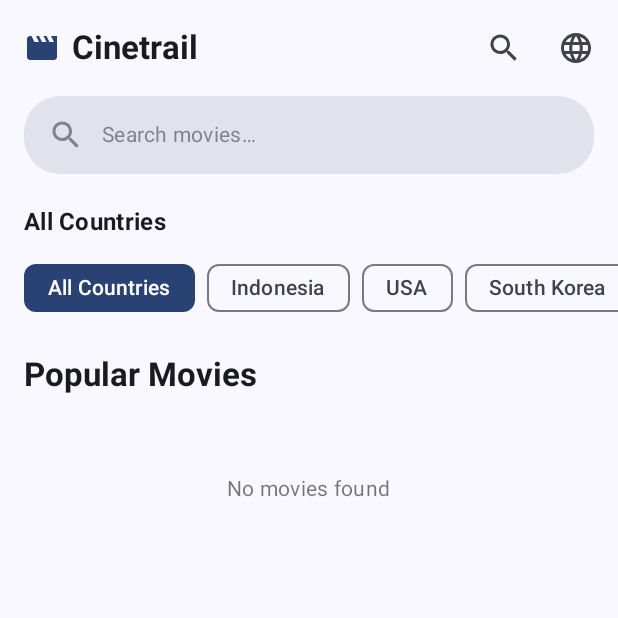
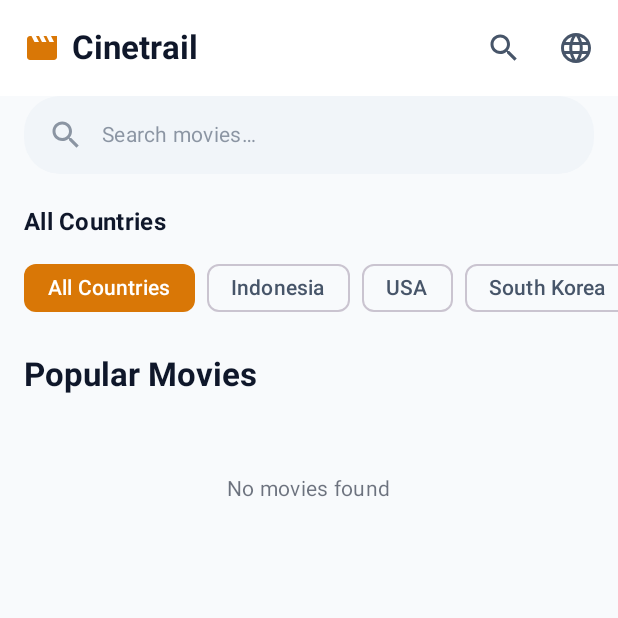
Before and after one commit to AbryanYoga/Cinetrail, an Android app built with Jetpack Compose: the screen it shows after launch (MainActivity), on a phone screen of 412 x 824 dp, the top half of it. Run offline under Robolectric (Android 15) with nearby library versions, the phone set to English and light mode, and no system bars; network calls fail; pictures from the network do not load.

Commit message:
style: terapkan tema cinematic material 3 untuk mode terang dan gelap

```diff
--- a/app/src/main/java/com/abryan/cinetrail/ui/theme/Color.kt
+++ b/app/src/main/java/com/abryan/cinetrail/ui/theme/Color.kt
@@ -2,10 +2,30 @@ package com.abryan.cinetrail.ui.theme
 
 import androidx.compose.ui.graphics.Color
 
-val Purple80 = Color(0xFFD0BCFF)
-val PurpleGrey80 = Color(0xFFCCC2DC)
-val Pink80 = Color(0xFFEFB8C8)
+// Cinematic Brand Accents (Amber Gold & Crimson Ruby)
+val CinemaAmber = Color(0xFFF59E0B)
+val CinemaAmberDark = Color(0xFFD97706)
+val CinemaAmberLight = Color(0xFFFDE68A)
+val CinemaRuby = Color(0xFFE11D48)
+val CinemaRubyDark = Color(0xFF9F1239)
 
-val Purple40 = Color(0xFF6650a4)
-val PurpleGrey40 = Color(0xFF625b71)
-val Pink40 = Color(0xFF7D5260)
+// Dark Theme Surfaces (Deep Obsidian & Rich Midnight Slate)
+val DarkBackground = Color(0xFF0B0F19)
+val DarkSurface = Color(0xFF111827)
+val DarkSurfaceVariant = Color(0xFF1F2937)
+val DarkOnBackground = Color(0xFFF8FAFC)
+val DarkOnSurface = Color(0xFFF8FAFC)
+val DarkOnSurfaceVariant = Color(0xFF94A3B8)
+val DarkOutline = Color(0xFF374151)
+
+// Light Theme Surfaces (Clean Porcelain & Crisp White)
+val LightBackground = Color(0xFFF8FAFC)
+val LightSurface = Color(0xFFFFFFFF)
+val LightSurfaceVariant = Color(0xFFF1F5F9)
+val LightOnBackground = Color(0xFF0F172A)
+val LightOnSurface = Color(0xFF0F172A)
+val LightOnSurfaceVariant = Color(0xFF475569)
+val LightOutline = Color(0xFFCBD5E1)
+
+// Rating Star Gold
+val StarGold = Color(0xFFFFC107)
--- a/app/src/main/java/com/abryan/cinetrail/ui/theme/Theme.kt
+++ b/app/src/main/java/com/abryan/cinetrail/ui/theme/Theme.kt
@@ -1,6 +1,5 @@
 package com.abryan.cinetrail.ui.theme
 
-import android.app.Activity
 import android.os.Build
 import androidx.compose.foundation.isSystemInDarkTheme
 import androidx.compose.material3.MaterialTheme
@@ -9,35 +8,45 @@ import androidx.compose.material3.dynamicDarkColorScheme
 import androidx.compose.material3.dynamicLightColorScheme
 import androidx.compose.material3.lightColorScheme
 import androidx.compose.runtime.Composable
+import androidx.compose.ui.graphics.Color
 import androidx.compose.ui.platform.LocalContext
 
 private val DarkColorScheme = darkColorScheme(
-    primary = Purple80,
-    secondary = PurpleGrey80,
-    tertiary = Pink80
+    primary = CinemaAmber,
+    onPrimary = Color(0xFF1E1B18),
+    primaryContainer = Color(0xFF3B2E15),
+    onPrimaryContainer = CinemaAmberLight,
+    secondary = CinemaRuby,
+    onSecondary = Color.White,
+    background = DarkBackground,
+    onBackground = DarkOnBackground,
+    surface = DarkSurface,
+    onSurface = DarkOnSurface,
+    surfaceVariant = DarkSurfaceVariant,
+    onSurfaceVariant = DarkOnSurfaceVariant,
+    outline = DarkOutline
 )
 
 private val LightColorScheme = lightColorScheme(
-    primary = Purple40,
-    secondary = PurpleGrey40,
-    tertiary = Pink40
-
-    /* Other default colors to override
-    background = Color(0xFFFFFBFE),
-    surface = Color(0xFFFFFBFE),
+    primary = CinemaAmberDark,
     onPrimary = Color.White,
+    primaryContainer = Color(0xFFFEF3C7),
+    onPrimaryContainer = Color(0xFF78350F),
+    secondary = CinemaRubyDark,
     onSecondary = Color.White,
-    onTertiary = Color.White,
-    onBackground = Color(0xFF1C1B1F),
-    onSurface = Color(0xFF1C1B1F),
-    */
+    background = LightBackground,
+    onBackground = LightOnBackground,
+    surface = LightSurface,
+    onSurface = LightOnSurface,
+    surfaceVariant = LightSurfaceVariant,
+    onSurfaceVariant = LightOnSurfaceVariant,
+    outline = LightOutline
 )
 
 @Composable
 fun CinetrailTheme(
     darkTheme: Boolean = isSystemInDarkTheme(),
-    // Dynamic color is available on Android 12+
-    dynamicColor: Boolean = true,
+    dynamicColor: Boolean = false,
     content: @Composable () -> Unit
 ) {
     val colorScheme = when {
@@ -45,7 +54,6 @@ fun CinetrailTheme(
             val context = LocalContext.current
             if (darkTheme) dynamicDarkColorScheme(context) else dynamicLightColorScheme(context)
         }
-
         darkTheme -> DarkColorScheme
         else -> LightColorScheme
     }
```
